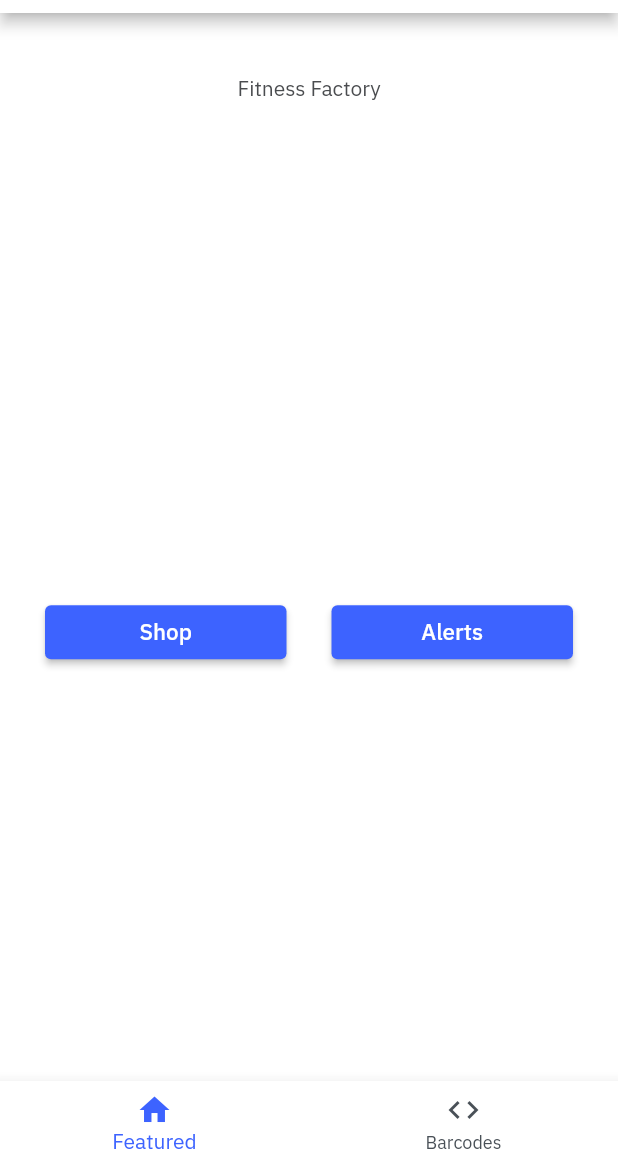
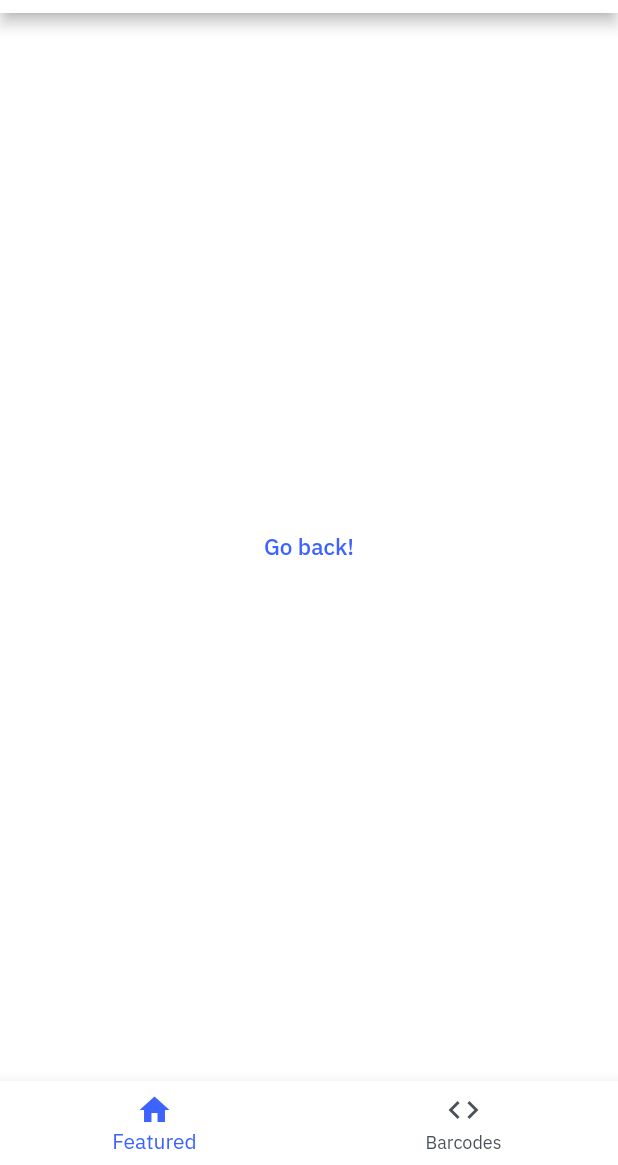
Before and after one commit to Tedis32/immeo_official, a Flutter app: the screen it shows after launch, after a tap on "Shop", on a phone screen of 412 x 824 dp, the part 71-1236 px from its top. Run offline on Flutter 3.47's test engine with Material 2 defaults, Android fonts, the phone set to English and light mode, and no system bars; our stand-ins replace google_fonts, shared_preferences; missing offline and left inert: barcode.

Commit message:
Added new states, reorganized files
Updated on states with clean state management.
> Regulator for the featured tab with index 0 - 2 added
> All 3 states from Featured tab: (Shop, Alert, Featured) now have non-nullable constructors.

Emphasis on null-safety in build.

```diff
--- a/lib/app.dart
+++ b/lib/app.dart
@@ -1,9 +1,9 @@
 import 'package:flutter/material.dart';
 import 'package:google_fonts/google_fonts.dart';
 import 'package:provider/provider.dart';
-import 'AppTheme.dart';
+import 'UI_stuff/AppTheme.dart';
 import 'AppThemeNotifier.dart';
-import 'homepage.dart';
+import 'tabs/homepage.dart';
 
 class App extends StatefulWidget {
   @override
--- a/lib/main.dart
+++ b/lib/main.dart
@@ -6,7 +6,6 @@ import 'AppThemeNotifier.dart';
 import 'app.dart';
 
 void main() {
-
   //You will need to initialize AppThemeNotifier class for theme changes.
   WidgetsFlutterBinding.ensureInitialized();
   SystemChrome.setPreferredOrientations([DeviceOrientation.portraitUp])
--- /dev/null
+++ b/lib/shop/shop.dart
@@ -0,0 +1,27 @@
+import 'package:flutter/material.dart';
+import 'package:scan_in/tabs/featured_tab_regulator/featured.dart';
+
+class Shop extends StatefulWidget {
+  @override
+  _ShopState createState() => _ShopState();
+  bool goBack;
+  Shop({required this.goBack});
+}
+
+class _ShopState extends State<Shop> {
+  @override
+  Widget build(BuildContext context) {
+    return widget.goBack == true
+        ? Featured(index: 0)
+        : Scaffold(
+            body: Center(
+            child: TextButton(
+              child: Text("Go back!"),
+              onPressed: () {
+                widget.goBack = true;
+                setState(() {});
+              },
+            ),
+          ));
+  }
+}
--- a/lib/tabs/featured.dart
+++ /dev/null
@@ -1,67 +0,0 @@
-import 'package:flutter/material.dart';
-import 'package:google_fonts/google_fonts.dart';
-import 'package:barcode/barcode.dart';
-
-class Featured extends StatefulWidget {
-  @override
-  _FeaturedState createState() => _FeaturedState();
-}
-
-class _FeaturedState extends State<Featured> {
-  @override
-  Widget build(BuildContext context) {
-    final data = MediaQuery.of(context);
-
-    return Scaffold(
-      body: SingleChildScrollView(
-        child: Column(
-          children: [
-            Container(
-              padding: EdgeInsets.only(top: data.size.height * 0.05),
-              child: Center(
-                child: Text(
-                  "Fitness Factory",
-                ),
-              ),
-            ),
-            Padding(
-              padding: EdgeInsets.only(top: data.size.height * 0.1),
-            ),
-
-            Padding(
-              padding: EdgeInsets.only(top: data.size.height * 0.30),
-            ),
-            Container(
-              alignment: Alignment.topCenter,
-              child: Row(
-                children: [
-                  Padding(
-                    padding: EdgeInsets.only(left: 30),
-                  ),
-                  Expanded(
-                    child: ElevatedButton(
-                      onPressed: () {},
-                      child: Text("Shop"),
-                    ),
-                  ),
-                  Padding(
-                    padding: EdgeInsets.only(left: 30),
-                  ),
-                  Expanded(
-                    child: ElevatedButton(
-                      onPressed: () {},
-                      child: Text("Alerts"),
-                    ),
-                  ),
-                  Padding(
-                    padding: EdgeInsets.only(right: 30),
-                  ),
-                ],
-              ),
-            ),
-          ],
-        ),
-      ),
-    );
-  }
-}
--- /dev/null
+++ b/lib/tabs/featured_tab_regulator/featured.dart
@@ -0,0 +1,91 @@
+import 'package:flutter/material.dart';
+import 'package:google_fonts/google_fonts.dart';
+import 'package:barcode/barcode.dart';
+import 'package:scan_in/main.dart';
+import 'package:scan_in/shop/shop.dart';
+import 'alerts.dart';
+
+class Featured extends StatefulWidget {
+  @override
+  _FeaturedState createState() => _FeaturedState();
+  int index = 0;
+  Featured({required this.index});
+}
+
+class _FeaturedState extends State<Featured> {
+  @override
+  Widget build(BuildContext context) {
+    final data = MediaQuery.of(context);
+    return widget.index == 2
+        ? Alerts(
+            backToTabs: false,
+          )
+        : widget.index == 1
+            ? Shop(
+                goBack: false,
+              )
+            : Scaffold(
+                body: SingleChildScrollView(
+                  child: Column(
+                    children: [
+                      Container(
+                        padding: EdgeInsets.only(top: data.size.height * 0.05),
+                        child: Center(
+                          child: Text(
+                            "Fitness Factory",
+                          ),
+                        ),
+                      ),
+                      Padding(
+                        padding: EdgeInsets.only(top: data.size.height * 0.1),
+                      ),
+                      Container(
+                        width: data.size.height * 0.3,
+                        padding: EdgeInsets.all(20),
+                        color: Colors.amber,
+                        child: Text(
+                            "Insert barcode type here from db (change colour to white)"),
+                      ),
+                      Padding(
+                        padding: EdgeInsets.only(top: data.size.height * 0.30),
+                      ),
+                      Container(
+                        alignment: Alignment.topCenter,
+                        child: Row(
+                          children: [
+                            Padding(
+                              padding: EdgeInsets.only(left: 30),
+                            ),
+                            Expanded(
+                              child: ElevatedButton(
+                                onPressed: () {
+                                  widget.index = 1;
+                                  setState(() {});
+                                },
+                                child: Text("Shop"),
+                              ),
+                            ),
+                            Padding(
+                              padding: EdgeInsets.only(left: 30),
+                            ),
+                            Expanded(
+                              child: ElevatedButton(
+                                onPressed: () {
+                                  widget.index = 2;
+                                  setState(() {});
+                                },
+                                child: Text("Alerts"),
+                              ),
+                            ),
+                            Padding(
+                              padding: EdgeInsets.only(right: 30),
+                            ),
+                          ],
+                        ),
+                      ),
+                    ],
+                  ),
+                ),
+              );
+  }
+}
--- a/lib/homepage.dart
+++ b/lib/tabs/homepage.dart
@@ -1,7 +1,9 @@
 import 'package:flutter/material.dart';
 import 'package:google_fonts/google_fonts.dart';
 import 'package:scan_in/tabs/barcodes.dart';
-import 'package:scan_in/tabs/featured.dart';
+import 'package:scan_in/tabs/featured_tab_regulator/featured.dart';
+
+import '../main.dart';
 
 class HomePage extends StatefulWidget {
   @override
@@ -10,7 +12,7 @@ class HomePage extends StatefulWidget {
 
 class _HomePageState extends State<HomePage> {
   final tabs = [
-    Featured(),
+    Featured(index: 0),
     Barcodes(),
   ];
   late ThemeData themeData;
@@ -19,7 +21,6 @@ class _HomePageState extends State<HomePage> {
   @override
   Widget build(BuildContext context) {
     themeData = Theme.of(context);
-
     return Scaffold(
       appBar: AppBar(
         title: _currentIndex == 0
```
Also changed, not shown: lib/tabs/featured_tab_regulator/alerts.dart (added, +29 -0 lines), lib/UI_stuff/AppTheme.dart (renamed from lib/AppTheme.dart), lib/UI_stuff/CustomBottomNavigation.dart (renamed from lib/CustomBottomNavigation.dart), lib/UI_stuff/SizeConfig.dart (renamed from lib/SizeConfig.dart).
